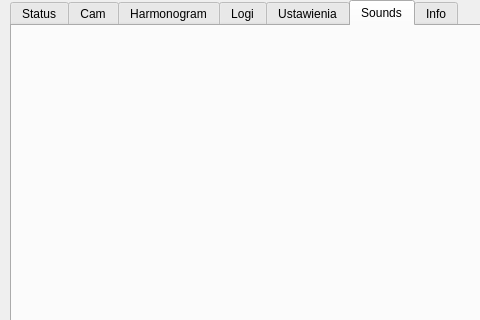
Before: the Qt Designer form 3growbox_qtwidget/GrowBoxDesktop/mainwindow.ui in wojtron2/Desktop_QT_app_box, drawn with Qt 5; both pictures show x 0 to 480 and y 0 to 320 of the 800 by 600 pixel window.
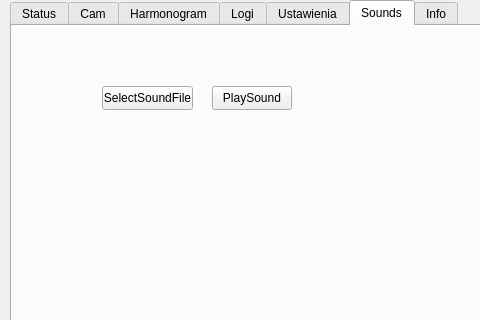
After: the same form once the commit is applied. The open tabs and pages were chosen to show the change. Icons and pictures are not drawn.

Commit message: playsound buttons

```diff
--- a/3growbox_qtwidget/GrowBoxDesktop/mainwindow.ui
+++ b/3growbox_qtwidget/GrowBoxDesktop/mainwindow.ui
@@ -172,6 +172,32 @@
      <attribute name="title">
       <string>Sounds</string>
      </attribute>
+     <widget class="QPushButton" name="pushButton">
+      <property name="geometry">
+       <rect>
+        <x>200</x>
+        <y>60</y>
+        <width>80</width>
+        <height>24</height>
+       </rect>
+      </property>
+      <property name="text">
+       <string>PlaySound</string>
+      </property>
+     </widget>
+     <widget class="QPushButton" name="pushButton_2">
+      <property name="geometry">
+       <rect>
+        <x>90</x>
+        <y>60</y>
+        <width>91</width>
+        <height>24</height>
+       </rect>
+      </property>
+      <property name="text">
+       <string>SelectSoundFile</string>
+      </property>
+     </widget>
     </widget>
     <widget class="QWidget" name="tab6_info">
      <property name="styleSheet">
```
Left out of the diff: 2 changed lines with no effect on the pictures.
